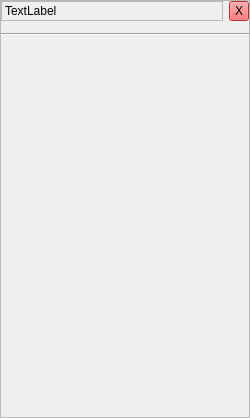
The window that ui/qtgui/content_panel.ui (marosi/SocialDesktopClient) describes before a commit, drawn with Qt 5.
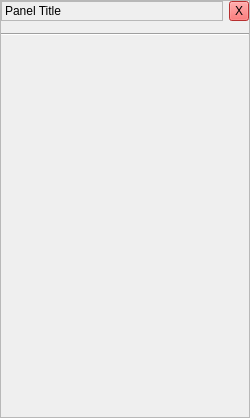
The same window after the commit.

Commit message: simple activity panel implementation

What changed in the file:
```diff
--- a/ui/qtgui/content_panel.ui
+++ b/ui/qtgui/content_panel.ui
@@ -40,7 +40,7 @@
         <enum>QFrame::Plain</enum>
        </property>
        <property name="text">
-        <string>TextLabel</string>
+        <string>Panel Title</string>
        </property>
       </widget>
      </item>
```
Left out of the diff: 13 changed lines with no effect on the pictures. The commit also changes 32 other files.
